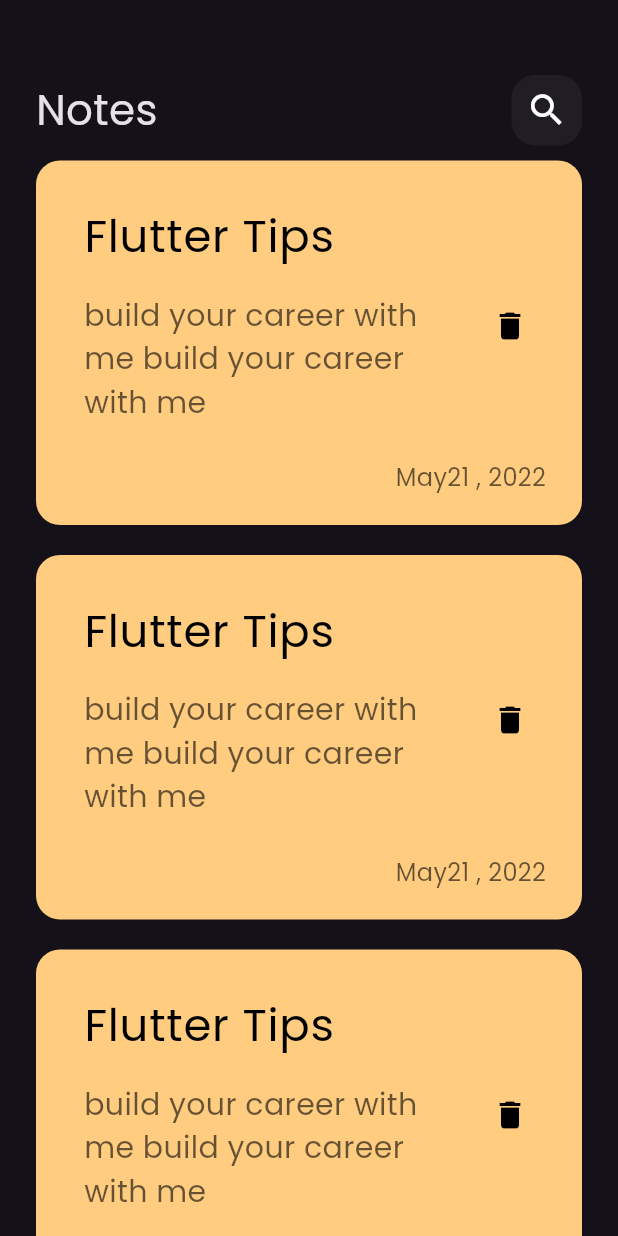
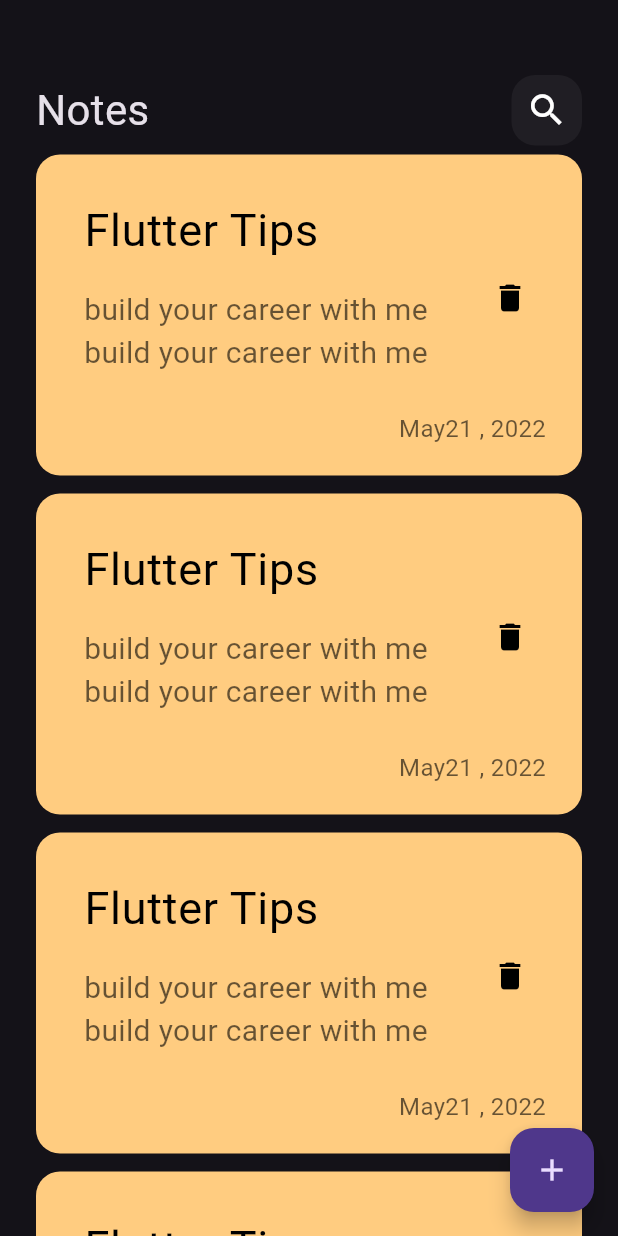
Before and after one commit to WessamKhaled/notes_app, a Flutter app: the screen it shows after launch, on a phone screen of 412 x 824 dp. Run offline on Flutter 3.47's test engine with Material 3 defaults, Android fonts, the phone set to English and light mode, and no system bars.

Commit message:
add floating action button

```diff
--- a/lib/main.dart
+++ b/lib/main.dart
@@ -13,7 +13,7 @@ class NotesApp extends StatelessWidget {
       debugShowCheckedModeBanner: false,
       theme: ThemeData(
         brightness: Brightness.dark,
-        fontFamily: 'Poppins',
+        // fontFamily: 'Poppins',
       ),
       home: const NotesView(),
     );
--- a/lib/views/notes_view.dart
+++ b/lib/views/notes_view.dart
@@ -7,8 +7,13 @@ class NotesView extends StatelessWidget {
 
   @override
   Widget build(BuildContext context) {
-    return const Scaffold(
-      body: NotesViewBody(),
+    return Scaffold(
+      floatingActionButton: FloatingActionButton(onPressed: () {
+
+      },
+      child: const Icon(Icons.add),
+      ),
+      body:const NotesViewBody(),
     );
   }
 }
--- a/lib/views/widgets/notes_list_view.dart
+++ b/lib/views/widgets/notes_list_view.dart
@@ -4,6 +4,7 @@ import 'package:notes_app/views/widgets/custom_note_item.dart';
 
 class NotesListView extends StatelessWidget {
   const NotesListView({super.key});
+  // final data = const [];
 
   @override
   Widget build(BuildContext context) {
@@ -11,7 +12,7 @@ class NotesListView extends StatelessWidget {
       itemCount: 10,
       itemBuilder: (context, index) {
       return Padding(
-        padding: const EdgeInsets.symmetric(vertical: 10),
+        padding: const EdgeInsets.symmetric(vertical: 6),
         child: NoteItem(),
       );
     },);
```
Also changed, not shown: pubspec.yaml (+4 -4 lines).
